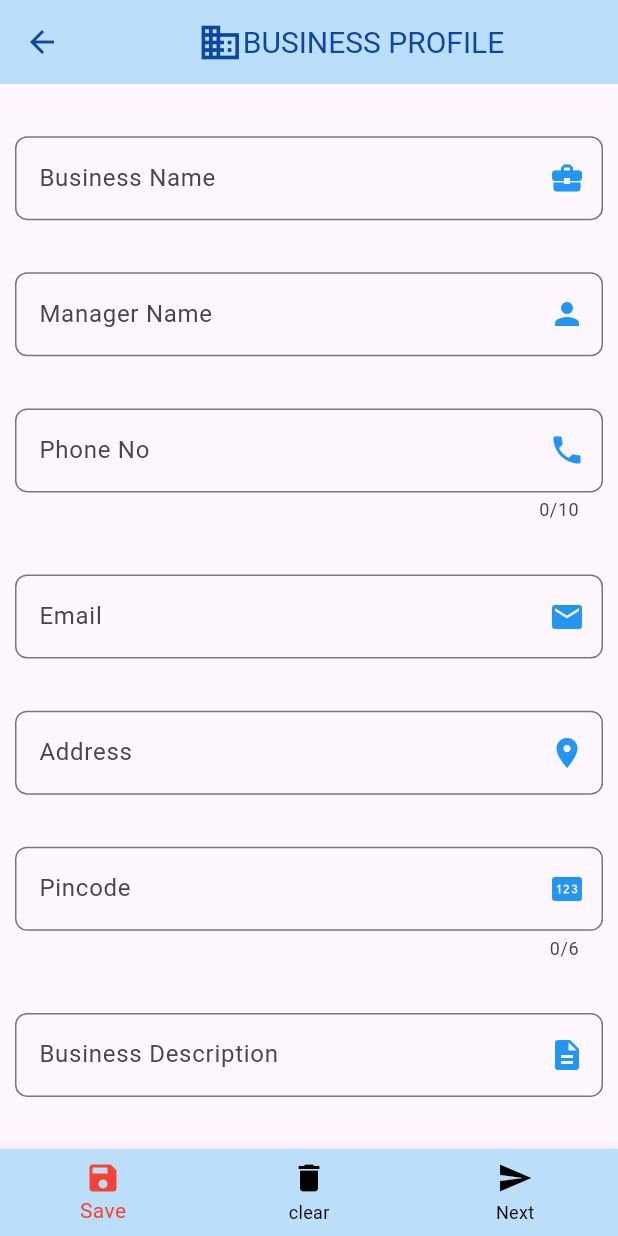
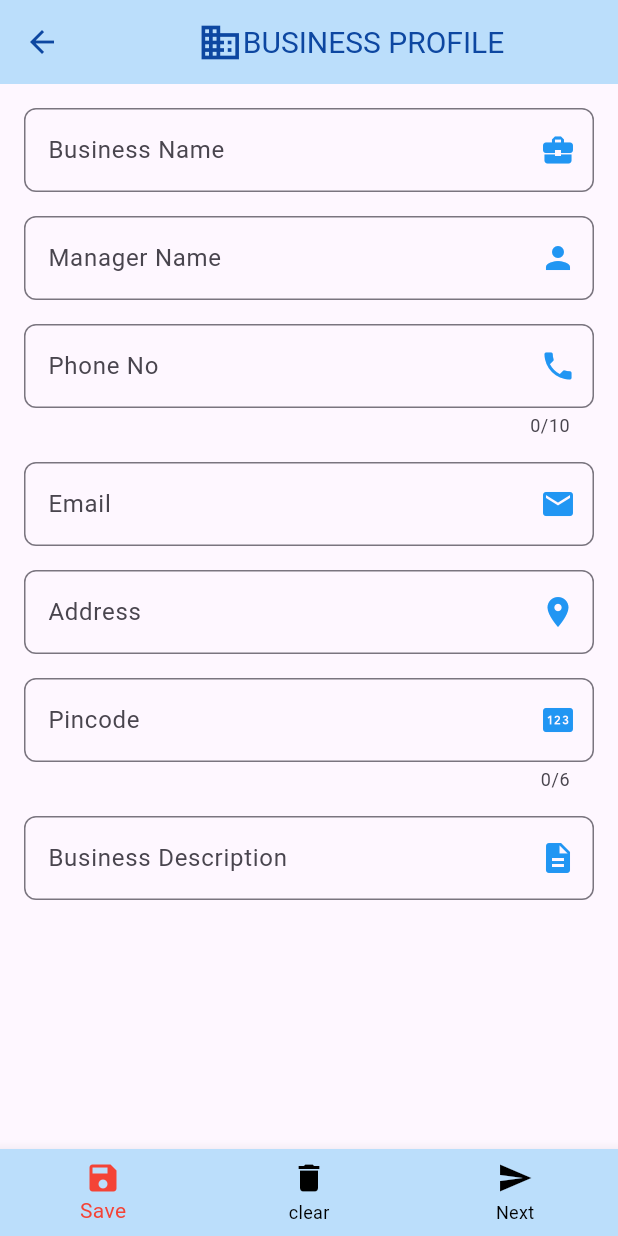
Before and after one commit to akashvtrs/project, a Flutter app: the Billing screen opened directly with empty values, after a tap on the "home" icon, on a phone screen of 412 x 824 dp. Run offline on Flutter 3.47's test engine with Material 3 defaults, Android fonts, the phone set to English and light mode, and no system bars; missing offline and left inert: dart:js_util.

Commit message:
some more finishing touches

```diff
--- a/lib/billing_page/billing.dart
+++ b/lib/billing_page/billing.dart
@@ -124,10 +124,14 @@ amount_totalamount:list_amount_totalamount,
 bal_balance:list_bal_balance
        )));
         }
-        if (customername_controller.text.isEmpty || phoneno_controller.text.isEmpty) {
+        if (customername_controller.text.isEmpty) {
           errorstring='';
+
+        }
+        if (phoneno_controller.text.isEmpty) {
           errorstring2='';
         }
+
         }
         );
 
--- a/lib/business_profile/details.dart
+++ b/lib/business_profile/details.dart
@@ -117,17 +117,27 @@ void save_pass() {
       bal_balance:[]),
                           ));
                       }
-                      if (business_name_controller.text.isEmpty || owner_name_controller.text.isEmpty
-      || phone_no_controller.text.isEmpty || email_controller.text.isEmpty || address_controller.text.isEmpty || pincode_controller.text.isEmpty
-      || business_description_controller.text.isEmpty) {
+                      if (business_name_controller.text.isEmpty ) {
         errorstring1='';
+      }
+      if (owner_name_controller.text.isEmpty ) {
         errorstring2='';
+      }
+      if (phone_no_controller.text.isEmpty ) {
         errorstring3='';
+
+      }
+      if (email_controller.text.isEmpty ) {
         errorstring4='';
+      }
+      if (address_controller.text.isEmpty ) {
         errorstring5='';
+      }
+      if (pincode_controller.text.isEmpty ) {
         errorstring6='';
+      }
+      if (business_description_controller.text.isEmpty ) {
         errorstring7='';
-
       }
   });
 
@@ -147,18 +157,29 @@ void save_pass() {
       Pincode = pincode_controller.text;
       Business_Description = business_description_controller.text;
       }
-      if (business_name_controller.text.isEmpty || owner_name_controller.text.isEmpty
-      || phone_no_controller.text.isEmpty || email_controller.text.isEmpty || address_controller.text.isEmpty || pincode_controller.text.isEmpty
-      || business_description_controller.text.isEmpty) {
+      if (business_name_controller.text.isEmpty ) {
         errorstring1='';
+      }
+      if (owner_name_controller.text.isEmpty ) {
         errorstring2='';
+      }
+      if (phone_no_controller.text.isEmpty ) {
         errorstring3='';
-        errorstring4='';
-        errorstring5='';
-        errorstring6='';
-        errorstring7='';
 
       }
+      if (email_controller.text.isEmpty ) {
+        errorstring4='';
+      }
+      if (address_controller.text.isEmpty ) {
+        errorstring5='';
+      }
+      if (pincode_controller.text.isEmpty ) {
+        errorstring6='';
+      }
+      if (business_description_controller.text.isEmpty ) {
+        errorstring7='';
+      }
+
 
     });
   }
@@ -203,13 +224,16 @@ business_description_controller.text="";
           ],
         ),),
       ),
-      body: Padding(
-        padding: EdgeInsets.only(left: 10.0, right: 10.0),
+      body: SingleChildScrollView(
+        child: Padding(
+          padding: const EdgeInsets.all(8.0),
           child: Column(
-          mainAxisAlignment: MainAxisAlignment.spaceEvenly,
+
             children: [
 
-            TextField(
+              Padding(
+                padding: const EdgeInsets.all(8.0),
+                child: TextField(
                   onChanged: (value) {
                             setState(() {
                         errorstring1 = value;
@@ -228,7 +252,10 @@ business_description_controller.text="";
                       border: OutlineInputBorder(
                           borderRadius: BorderRadius.all(Radius.circular(8.0)))),
                 ),
-            TextField(
+              ),
+              Padding(
+                padding: const EdgeInsets.all(8.0),
+                child: TextField(
                    onChanged: (value) {
                           setState(() {
                     errorstring2 = value;
@@ -247,7 +274,10 @@ business_description_controller.text="";
                       border: OutlineInputBorder(
                           borderRadius: BorderRadius.all(Radius.circular(8.0)))),
                 ),
-            TextField(
+              ),
+              Padding(
+                padding: const EdgeInsets.all(8.0),
+                child: TextField(
                    onChanged: (value) {
                           setState(() {
                     errorstring3= value;
@@ -268,7 +298,10 @@ business_description_controller.text="";
                       border: OutlineInputBorder(
                           borderRadius: BorderRadius.all(Radius.circular(8.0)))),
                 ),
-            TextField(
+              ),
+              Padding(
+                padding: const EdgeInsets.all(8.0),
+                child: TextField(
                     onChanged: (value) {
                           setState(() {
                     errorstring4 = value;
@@ -287,7 +320,10 @@ business_description_controller.text="";
                       border: OutlineInputBorder(
                           borderRadius: BorderRadius.all(Radius.circular(8.0)))),
                 ),
-            TextField(
+              ),
+              Padding(
+                padding: const EdgeInsets.all(8.0),
+                child: TextField(
                    onChanged: (value) {
                           setState(() {
                     errorstring5 = value;
@@ -306,7 +342,10 @@ business_description_controller.text="";
                       border: OutlineInputBorder(
                           borderRadius: BorderRadius.all(Radius.circular(8.0)))),
                 ),
-            TextField(
+              ),
+              Padding(
+                padding: const EdgeInsets.all(8.0),
+                child: TextField(
                   onChanged: (value) {
                           setState(() {
                     errorstring6 = value;
@@ -327,7 +366,10 @@ business_description_controller.text="";
                       border: OutlineInputBorder(
                           borderRadius: BorderRadius.all(Radius.circular(8.0)))),
                 ),
-            TextField(
+              ),
+              Padding(
+                padding: const EdgeInsets.all(8.0),
+                child: TextField(
                    onChanged: (value) {
                           setState(() {
                     errorstring7 = value;
@@ -347,8 +389,10 @@ business_description_controller.text="";
                       border: OutlineInputBorder(
                           borderRadius: BorderRadius.all(Radius.circular(8.0)))),
                 ),
+              ),
 
             ],
+          ),
         ),
       ),
       bottomNavigationBar: BottomNavigationBar(
--- a/lib/home_screen/apphomescreen.dart
+++ b/lib/home_screen/apphomescreen.dart
@@ -5,6 +5,7 @@ import 'package:final_project1/billing_page/additems.dart';
 import 'package:final_project1/billing_page/billing.dart';
 import 'package:final_project1/business_profile/details.dart';
 import 'package:flutter/material.dart';
+
 import 'package:flutter/widgets.dart';
 
 
@@ -36,6 +37,8 @@ class _IdentitiesState extends State<Identities> {
   double totalpayments=0.0;
   double pendingpayment=0.0;
   double companybalance=0.0;
+
+  bool floatingboolvalue=true;
 
   @override
   void initState() {
@@ -103,7 +106,9 @@ class _IdentitiesState extends State<Identities> {
 
 
       ),
-  body: Padding(
+  body: SingleChildScrollView(
+
+    child: Padding(
       padding: const EdgeInsets.all(8.0),
       child: Column(
         children: [
@@ -235,17 +240,8 @@ class _IdentitiesState extends State<Identities> {
                 ),
               ),
             ],
-        )
-      ],
           ),
-  ),
-     floatingActionButtonLocation:FloatingActionButtonLocation.centerFloat,
-      floatingActionButton: FloatingActionButton.extended(
-        label: Text("Add New Customer"),
-        icon: Icon(Icons.person_add),
-        backgroundColor: Colors.blue.shade900,
-        foregroundColor: Colors.white,
-
+          ElevatedButton(
             onPressed: () {
               Navigator.push(
               context,
@@ -276,8 +272,33 @@ class _IdentitiesState extends State<Identities> {
                 ),
               ));
             },
+            style: ButtonStyle(
+              backgroundColor: MaterialStateProperty.all( Colors.blue.shade900),
+              foregroundColor: MaterialStateProperty.all(Colors.white),
+              overlayColor: MaterialStateProperty.all(Colors.blue.shade100),
+              shape: MaterialStateProperty.all(
+                RoundedRectangleBorder(
+                  borderRadius: BorderRadius.circular(8.0),
+                )
 
+              )
             ),
+
+            child:Row(
+              mainAxisAlignment: MainAxisAlignment.center,
+              children: [
+                Icon(Icons.person_add),
+                Text("Add New Customer"),
+              ],
+            )
+          ),
+        ],
+      ),
+    ),
+  ),
+
+
+
     );
   }
 
```
Lines whose indentation alone changed are shown as unchanged.
